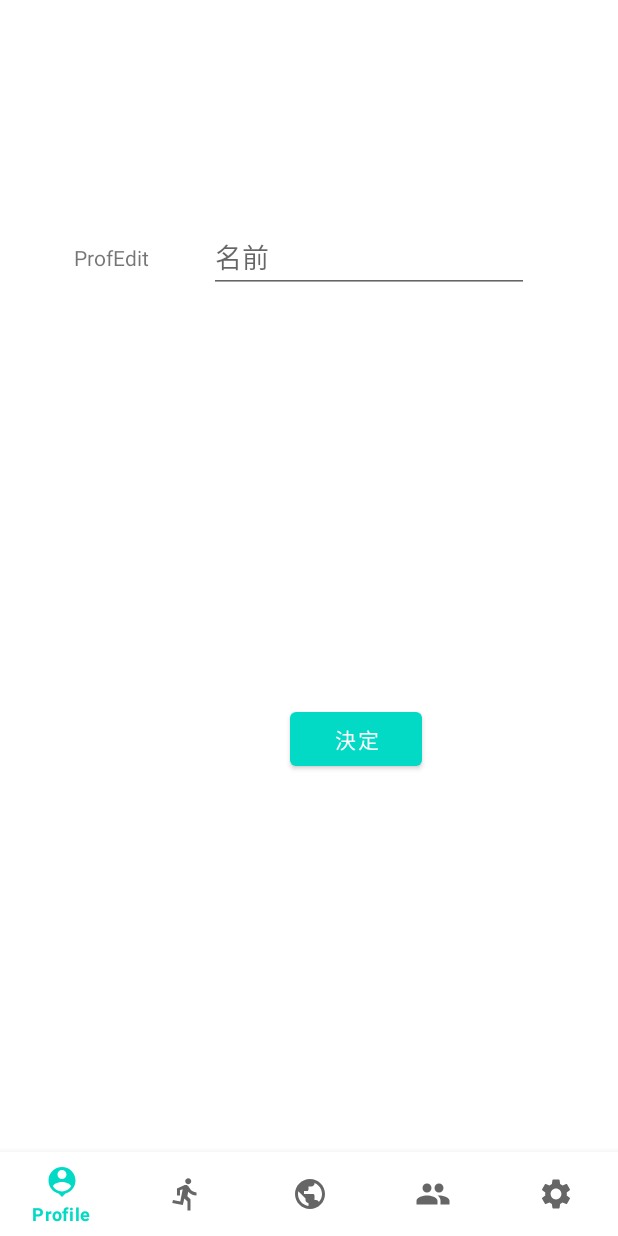
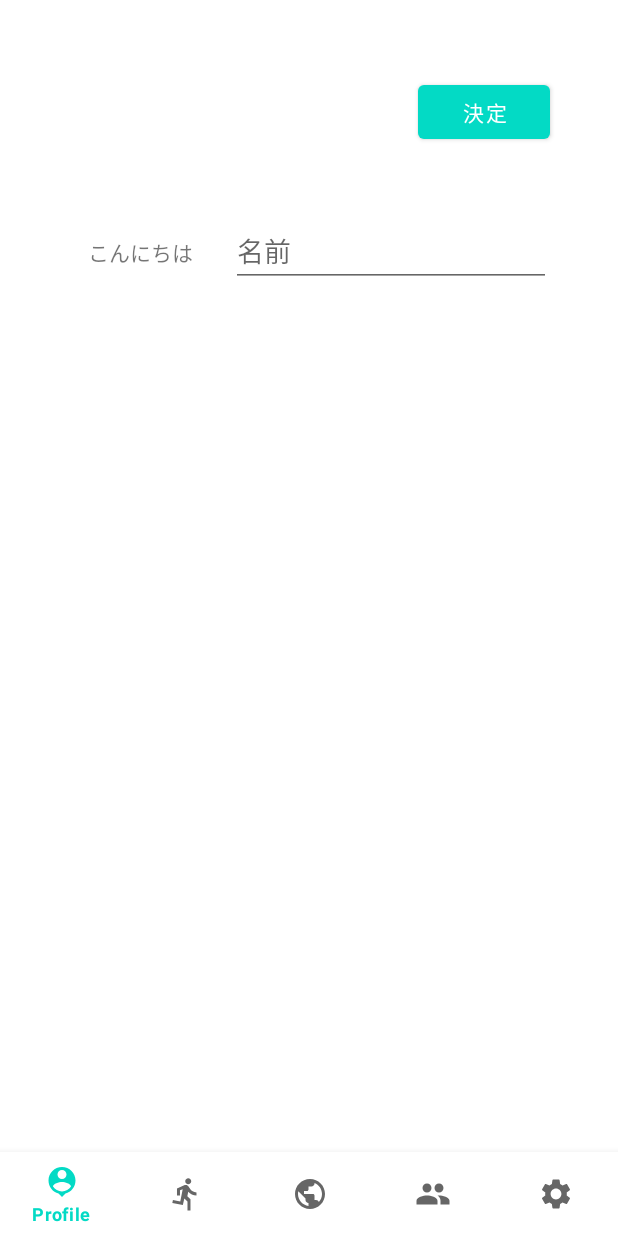
Before and after one commit to team-monolith/COMPASS, an Android app: the Prof_Edit_Fragment screen opened through its navigation route, on a phone screen of 412 x 824 dp. Run offline under Robolectric (Android 15) with nearby library versions, the phone set to English and light mode, and no system bars; our stand-ins replace navigation-ui; libraries missing offline, so code that uses them is left out: com.github.kittinunf.fuel, com.github.kittinunf.result.

Commit message:
yoshida 1130

```diff
--- a/app/src/main/java/com/monolith/compass/MainActivity.kt
+++ b/app/src/main/java/com/monolith/compass/MainActivity.kt
@@ -14,12 +14,19 @@ import androidx.navigation.ui.setupWithNavController
 import com.google.android.material.bottomnavigation.BottomNavigationView
 import com.monolith.compass.com.monolith.compass.MyApp
 import com.monolith.compass.ui.profile.ProfileFragment
+import com.monolith.compass.ui.profile.ProfileViewModel
 import com.monolith.compass.ui.setting.SettingFragment
 
 
 class MainActivity : AppCompatActivity(), SettingFragment.OnClickListener{
 
     val GLOBAL= MyApp.getInstance()
+
+
+    var SharedValue  ="こんにちは"
+
+
+
 
     override fun onCreate(savedInstanceState: Bundle?) {
         super.onCreate(savedInstanceState)
--- a/app/src/main/java/com/monolith/compass/ui/profile/Prof_Edit_Fragment.kt
+++ b/app/src/main/java/com/monolith/compass/ui/profile/Prof_Edit_Fragment.kt
@@ -12,10 +12,13 @@ import androidx.core.os.bundleOf
 import androidx.fragment.app.Fragment
 import androidx.lifecycle.ViewModelProvider
 import androidx.navigation.fragment.findNavController
+import com.monolith.compass.MainActivity
 import com.monolith.compass.R
 
 
 class Prof_Edit_Fragment : Fragment() {
+
+
     private lateinit var profileViewModel: ProfileViewModel
 
     override fun onCreateView(
@@ -30,14 +33,14 @@ class Prof_Edit_Fragment : Fragment() {
         val okbtn : Button = root.findViewById(R.id.combtn)
         val name_text :EditText = root.findViewById(R.id.name_txt)
 
+        val ma = activity as MainActivity?
+        var value =ma?.SharedValue
 
+        textView.text = value
 
 
         okbtn.setOnClickListener{
-            //profileViewModel.test.value = name_text.text.toString()
-            //okbtn.text = profileViewModel.test.value
-            //profileViewModel.setValue(name_text.text.toString())
-            //okbtn.text = profileViewModel.getValue()
+            ma?.SharedValue = "こんにちは"
             findNavController().navigate(R.id.action_navigation_profile_edit_to_navigation_profile)
         }
         return root
--- a/app/src/main/java/com/monolith/compass/ui/profile/ProfileFragment.kt
+++ b/app/src/main/java/com/monolith/compass/ui/profile/ProfileFragment.kt
@@ -1,14 +1,17 @@
 package com.monolith.compass.ui.profile
 
 import android.os.Bundle
+import android.provider.ContactsContract
 import android.view.LayoutInflater
 import android.view.View
 import android.view.ViewGroup
 import android.widget.*
 import androidx.fragment.app.Fragment
+import androidx.fragment.app.FragmentManager
 import androidx.lifecycle.Observer
 import androidx.lifecycle.ViewModelProvider
 import androidx.navigation.fragment.findNavController
+import com.monolith.compass.MainActivity
 import com.monolith.compass.R
 
 
@@ -16,10 +19,6 @@ class ProfileFragment : Fragment() {
 
 
     private lateinit var profileViewModel: ProfileViewModel
-
-    private var test1:String? = null
-
-
     override fun onCreateView(
         inflater: LayoutInflater,
         container: ViewGroup?,
@@ -35,12 +34,20 @@ class ProfileFragment : Fragment() {
         val progressBar:ProgressBar =root.findViewById(R.id.progress_bar)
 
 
+        val ma = activity as MainActivity?
+
+        var value =ma?.SharedValue
+
+        textView.text = value
+
+
         imgCard.setImageResource(R.drawable.ic_launcher_background)
 
         //imgBtn.setBackgroundResource(R.drawable.ic_launcher_background)
 
 
         imgCard.setOnClickListener {
+            ma?.SharedValue = "こんばんは"
             findNavController().navigate(R.id.action_navigation_profile_to_navigation_profile_edit)
         }
 
@@ -54,8 +61,10 @@ class ProfileFragment : Fragment() {
 
 
         imgBtn.setOnClickListener{
-            //textView.text = profileViewModel.getValue()
-            textView.text = test1
+            //textView.text = testtext
+            //test = textView.text.toString()
+            findNavController().navigate(R.id.action_navigation_profile_to_navigation_profile_edit)
+
         }
 
         profileViewModel.test.observe(viewLifecycleOwner, Observer {
@@ -63,9 +72,6 @@ class ProfileFragment : Fragment() {
         })
 
         return root
-
-
-
     }
 }
 
@@ -121,6 +127,11 @@ https://tkm0on.hatenablog.com/entry/2015/05/26/180655
 
 
 
+fragment savedinstancestateについて
+https://stackoverflow.com/questions/20550016/savedinstancestate-is-always-null-in-fragment
+
+
+
 必要と思われるデータ
 開拓ポイント（新旧２種類）
 各バッジの獲得に必要なポイント
--- a/app/src/main/res/layout/fragment_profile_edit.xml
+++ b/app/src/main/res/layout/fragment_profile_edit.xml
@@ -6,17 +6,23 @@
     android:layout_width="match_parent"
     android:layout_height="match_parent">
 
-    <TextView
-        android:id="@+id/txt_profile"
-        android:layout_width="wrap_content"
-        android:layout_height="wrap_content"
-        android:text="ProfEdit"
+    <ScrollView
+        android:layout_width="match_parent"
+        android:layout_height="match_parent"
         app:layout_constraintBottom_toBottomOf="parent"
         app:layout_constraintEnd_toEndOf="parent"
-        app:layout_constraintHorizontal_bias="0.136"
         app:layout_constraintStart_toStartOf="parent"
-        app:layout_constraintTop_toTopOf="parent"
-        app:layout_constraintVertical_bias="0.216" />
+        app:layout_constraintTop_toTopOf="parent">
+
+        <LinearLayout
+            android:layout_width="match_parent"
+            android:layout_height="wrap_content"
+            android:orientation="vertical" >
+
+
+            <androidx.constraintlayout.widget.ConstraintLayout
+                android:layout_width="match_parent"
+                android:layout_height="727dp">
 
                 <Button
                     android:id="@+id/combtn"
@@ -25,10 +31,10 @@
                     android:text="決定"
                     app:layout_constraintBottom_toBottomOf="parent"
                     app:layout_constraintEnd_toEndOf="parent"
-        app:layout_constraintHorizontal_bias="0.597"
+                    app:layout_constraintHorizontal_bias="0.86"
                     app:layout_constraintStart_toStartOf="parent"
                     app:layout_constraintTop_toTopOf="parent"
-        app:layout_constraintVertical_bias="0.651" />
+                    app:layout_constraintVertical_bias="0.075" />
 
                 <EditText
                     android:id="@+id/name_txt"
@@ -39,10 +45,25 @@
                     android:inputType="textPersonName"
                     app:layout_constraintBottom_toBottomOf="parent"
                     app:layout_constraintEnd_toEndOf="parent"
-        app:layout_constraintHorizontal_bias="0.701"
+                    app:layout_constraintHorizontal_bias="0.776"
                     app:layout_constraintStart_toStartOf="parent"
                     app:layout_constraintTop_toTopOf="parent"
-        app:layout_constraintVertical_bias="0.205" />
+                    app:layout_constraintVertical_bias="0.211" />
+
+                <TextView
+                    android:id="@+id/txt_profile"
+                    android:layout_width="wrap_content"
+                    android:layout_height="wrap_content"
+                    android:text="ProfEdit"
+                    app:layout_constraintBottom_toBottomOf="parent"
+                    app:layout_constraintEnd_toEndOf="parent"
+                    app:layout_constraintHorizontal_bias="0.172"
+                    app:layout_constraintStart_toStartOf="parent"
+                    app:layout_constraintTop_toTopOf="parent"
+                    app:layout_constraintVertical_bias="0.223" />
+            </androidx.constraintlayout.widget.ConstraintLayout>
+        </LinearLayout>
+    </ScrollView>
 
 
 </androidx.constraintlayout.widget.ConstraintLayout>
```
Also changed, not shown: app/src/main/java/com/monolith/compass/ui/profile/Prof_Badge_Fragment.kt (added, +38 -0 lines), app/src/main/res/layout/fragment_prof_badge.xml (added, +30 -0 lines). Lines whose indentation alone changed are shown as unchanged.
